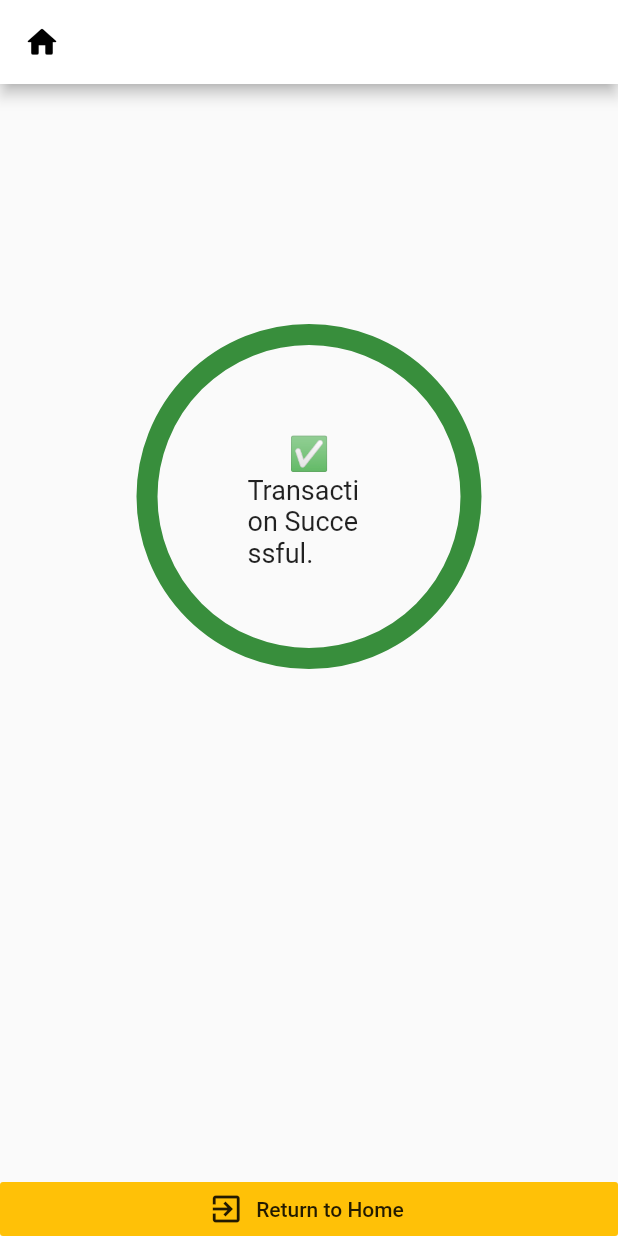
After one commit to suvakanta1808/basic_banking_app, a Flutter app: the TransactionResultScreen screen opened directly, on a phone screen of 412 x 824 dp. The commit adds this screen. Run offline on Flutter 3.47's test engine with Material 2 defaults, Android fonts, the phone set to English and light mode, and no system bars; our stand-ins replace shared_preferences, sqflite; accounts and stored records are empty.

Commit message:
added new screen and implemented navigation

```diff
--- /dev/null
+++ b/lib/screens/transaction_result_screen.dart
@@ -0,0 +1,83 @@
+import 'package:bank_app/screens/home_screen.dart';
+import 'package:flutter/material.dart';
+
+class TransactionResultScreen extends StatelessWidget {
+  @override
+  Widget build(BuildContext context) {
+    return Scaffold(
+      appBar: AppBar(
+        backgroundColor: Colors.white,
+        leading: IconButton(
+          icon: Icon(
+            Icons.home_rounded,
+            color: Colors.black,
+            size: 25,
+          ),
+          onPressed: () {
+            Navigator.push(
+              context,
+              MaterialPageRoute(
+                builder: (ctx) => HomeScreen(),
+              ),
+            );
+          },
+        ),
+      ),
+      body: Container(
+        height: MediaQuery.of(context).size.height,
+        child: Column(
+          mainAxisAlignment: MainAxisAlignment.spaceBetween,
+          children: [
+            Container(
+              margin: EdgeInsets.only(
+                top: 160,
+              ),
+              padding: EdgeInsets.all(60),
+              height: 230,
+              width: 230,
+              decoration: BoxDecoration(
+                  borderRadius: BorderRadius.circular(130),
+                  border: Border.all(color: Colors.green.shade700, width: 14)),
+              child: Column(
+                children: <Widget>[
+                  Column(
+                    children: [
+                      Text(
+                        '✅',
+                        style: TextStyle(fontSize: 22),
+                      ),
+                      Text(
+                        'Transaction Successful.',
+                        style: TextStyle(fontSize: 18),
+                      ),
+                    ],
+                  ),
+                ],
+              ),
+            ),
+            Column(
+              crossAxisAlignment: CrossAxisAlignment.stretch,
+              children: [
+                RaisedButton.icon(
+                  color: Colors.amber,
+                  onPressed: () {
+                    Navigator.push(
+                      context,
+                      MaterialPageRoute(
+                        builder: (ctx) => HomeScreen(),
+                      ),
+                    );
+                  },
+                  icon: Icon(Icons.exit_to_app),
+                  label: Text('Return to Home'),
+                  elevation: 0,
+                  materialTapTargetSize: MaterialTapTargetSize.shrinkWrap,
+                ),
+              ],
+            ),
+          ],
+        ),
+      ),
+    );
+  }
+}
```
Also changed, not shown: lib/screens/user_selection_screen.dart (+6 -9 lines).
